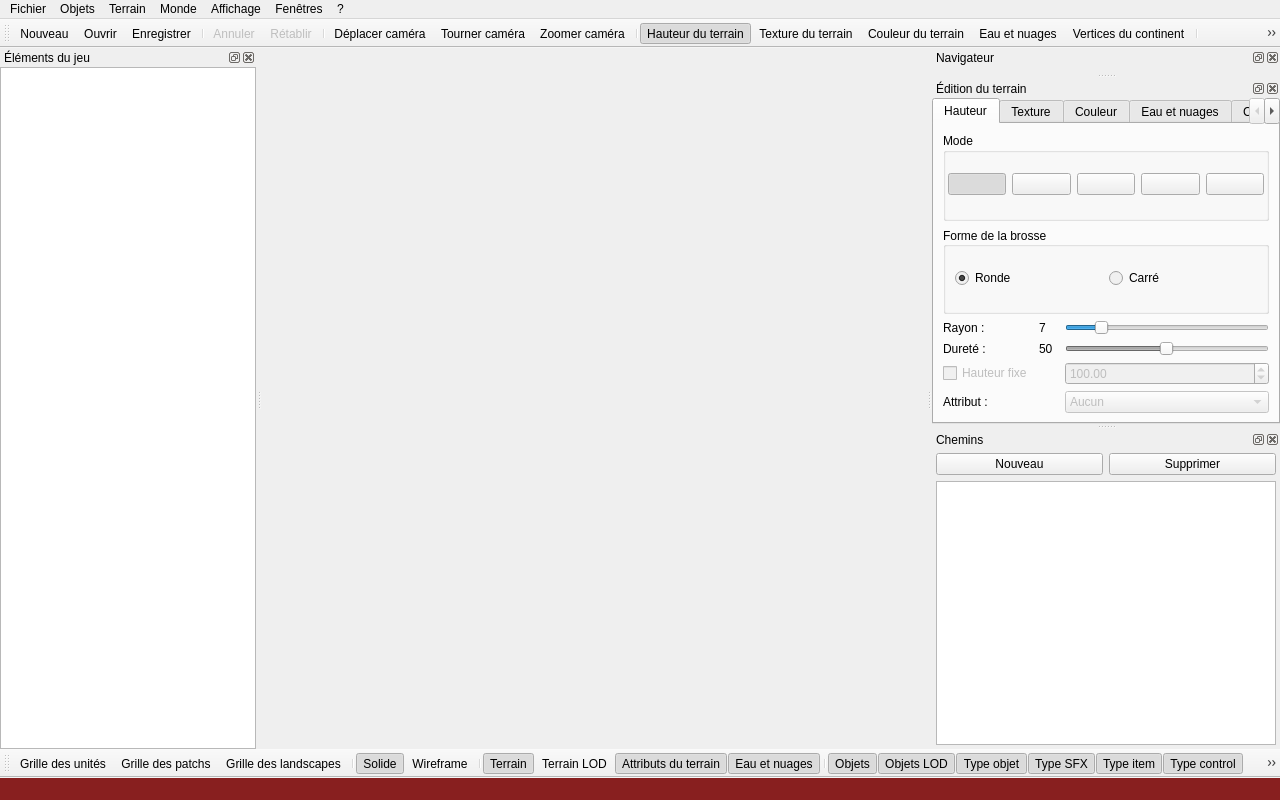
Old version of the form WorldEditor/MainFrame.ui in the repository zetsumi/ATools.
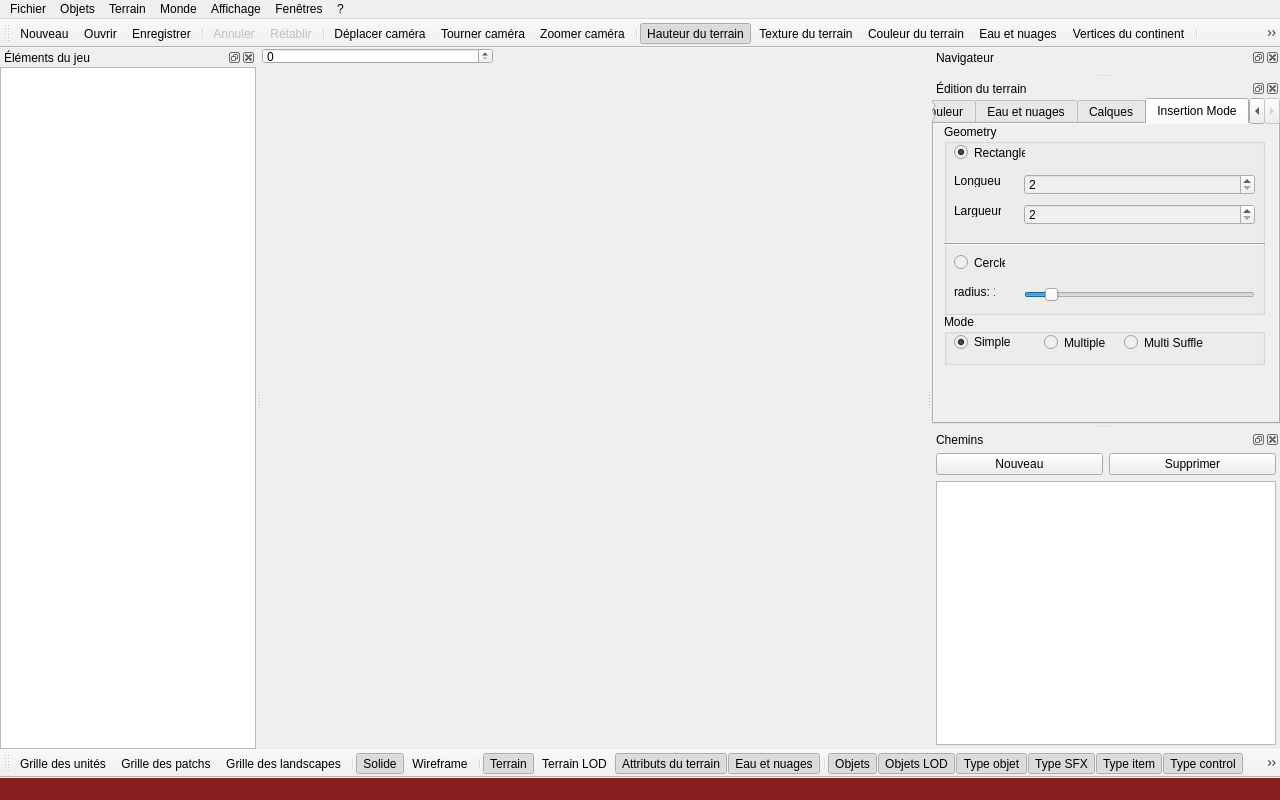
New version of the form. Icons and pictures are not drawn. Custom widgets are drawn as their Qt base class.

Commit message:
Insertion multi en rectange en fixe ou suffle
WorldEditor Insertion

Patch:
```diff
--- a/WorldEditor/MainFrame.ui
+++ b/WorldEditor/MainFrame.ui
@@ -20,7 +20,18 @@
    <iconset resource="MainFrame.qrc">
     <normaloff>:/MainFrame/Resources/WorldEditor.png</normaloff>:/MainFrame/Resources/WorldEditor.png</iconset>
   </property>
-  <widget class="QWidget" name="centralwidget"/>
+  <widget class="QWidget" name="centralwidget">
+   <widget class="QSpinBox" name="spinBox_3">
+    <property name="geometry">
+     <rect>
+      <x>0</x>
+      <y>0</y>
+      <width>231</width>
+      <height>16</height>
+     </rect>
+    </property>
+   </widget>
+  </widget>
   <widget class="QStatusBar" name="statusbar">
    <property name="styleSheet">
     <string notr="true">background-color: #881f1f;</string>
@@ -220,8 +231,11 @@
        <property name="styleSheet">
         <string notr="true"/>
        </property>
+       <property name="tabPosition">
+        <enum>QTabWidget::North</enum>
+       </property>
        <property name="currentIndex">
-        <number>0</number>
+        <number>5</number>
        </property>
        <widget class="QWidget" name="tab_5">
         <attribute name="title">
@@ -932,6 +946,220 @@
          </item>
         </layout>
        </widget>
+       <widget class="QWidget" name="insertion">
+        <property name="autoFillBackground">
+         <bool>true</bool>
+        </property>
+        <attribute name="title">
+         <string>Insertion Mode</string>
+        </attribute>
+        <widget class="QGroupBox" name="groupBox_3">
+         <property name="geometry">
+          <rect>
+           <x>10</x>
+           <y>0</y>
+           <width>321</width>
+           <height>191</height>
+          </rect>
+         </property>
+         <property name="title">
+          <string>Geometry</string>
+         </property>
+         <widget class="QRadioButton" name="geoRect">
+          <property name="geometry">
+           <rect>
+            <x>10</x>
+            <y>20</y>
+            <width>71</width>
+            <height>17</height>
+           </rect>
+          </property>
+          <property name="text">
+           <string>Rectangle</string>
+          </property>
+          <property name="checked">
+           <bool>true</bool>
+          </property>
+         </widget>
+         <widget class="QRadioButton" name="geoCercle">
+          <property name="geometry">
+           <rect>
+            <x>10</x>
+            <y>130</y>
+            <width>51</width>
+            <height>17</height>
+           </rect>
+          </property>
+          <property name="text">
+           <string>Cercle</string>
+          </property>
+         </widget>
+         <widget class="QSlider" name="sliderRadiusInsertCercle">
+          <property name="geometry">
+           <rect>
+            <x>80</x>
+            <y>160</y>
+            <width>231</width>
+            <height>22</height>
+           </rect>
+          </property>
+          <property name="minimum">
+           <number>1</number>
+          </property>
+          <property name="maximum">
+           <number>100</number>
+          </property>
+          <property name="value">
+           <number>10</number>
+          </property>
+          <property name="orientation">
+           <enum>Qt::Horizontal</enum>
+          </property>
+         </widget>
+         <widget class="QLabel" name="radiusInsertCercle">
+          <property name="geometry">
+           <rect>
+            <x>10</x>
+            <y>160</y>
+            <width>41</width>
+            <height>16</height>
+           </rect>
+          </property>
+          <property name="text">
+           <string>radius: 1</string>
+          </property>
+         </widget>
+         <widget class="Line" name="line">
+          <property name="geometry">
+           <rect>
+            <x>0</x>
+            <y>110</y>
+            <width>321</width>
+            <height>20</height>
+           </rect>
+          </property>
+          <property name="orientation">
+           <enum>Qt::Horizontal</enum>
+          </property>
+         </widget>
+         <widget class="QLabel" name="label_22">
+          <property name="geometry">
+           <rect>
+            <x>10</x>
+            <y>50</y>
+            <width>47</width>
+            <height>13</height>
+           </rect>
+          </property>
+          <property name="text">
+           <string>Longueur:</string>
+          </property>
+         </widget>
+         <widget class="QLabel" name="label_23">
+          <property name="geometry">
+           <rect>
+            <x>10</x>
+            <y>80</y>
+            <width>47</width>
+            <height>13</height>
+           </rect>
+          </property>
+          <property name="text">
+           <string>Largueur:</string>
+          </property>
+         </widget>
+         <widget class="QSpinBox" name="insertRectLength">
+          <property name="geometry">
+           <rect>
+            <x>80</x>
+            <y>50</y>
+            <width>231</width>
+            <height>21</height>
+           </rect>
+          </property>
+          <property name="minimum">
+           <number>2</number>
+          </property>
+          <property name="maximum">
+           <number>100</number>
+          </property>
+         </widget>
+         <widget class="QSpinBox" name="insertRectWidth">
+          <property name="geometry">
+           <rect>
+            <x>80</x>
+            <y>80</y>
+            <width>231</width>
+            <height>21</height>
+           </rect>
+          </property>
+          <property name="minimum">
+           <number>2</number>
+          </property>
+          <property name="maximum">
+           <number>100</number>
+          </property>
+          <property name="displayIntegerBase">
+           <number>10</number>
+          </property>
+         </widget>
+        </widget>
+        <widget class="QGroupBox" name="insertSuffle">
+         <property name="geometry">
+          <rect>
+           <x>10</x>
+           <y>190</y>
+           <width>321</width>
+           <height>51</height>
+          </rect>
+         </property>
+         <property name="title">
+          <string>Mode</string>
+         </property>
+         <widget class="QRadioButton" name="insertModeSimple">
+          <property name="geometry">
+           <rect>
+            <x>10</x>
+            <y>20</y>
+            <width>82</width>
+            <height>16</height>
+           </rect>
+          </property>
+          <property name="text">
+           <string>Simple</string>
+          </property>
+          <property name="checked">
+           <bool>true</bool>
+          </property>
+         </widget>
+         <widget class="QRadioButton" name="insertionModeMultiple">
+          <property name="geometry">
+           <rect>
+            <x>100</x>
+            <y>20</y>
+            <width>82</width>
+            <height>17</height>
+           </rect>
+          </property>
+          <property name="text">
+           <string>Multiple</string>
+          </property>
+         </widget>
+         <widget class="QRadioButton" name="insertSuffleReset">
+          <property name="geometry">
+           <rect>
+            <x>180</x>
+            <y>20</y>
+            <width>82</width>
+            <height>17</height>
+           </rect>
+          </property>
+          <property name="text">
+           <string>Multi Suffle</string>
+          </property>
+         </widget>
+        </widget>
+       </widget>
       </widget>
      </item>
     </layout>
```
Left out of the diff: 10 changed lines with no effect on the pictures. The commit also changes 3 other files.
